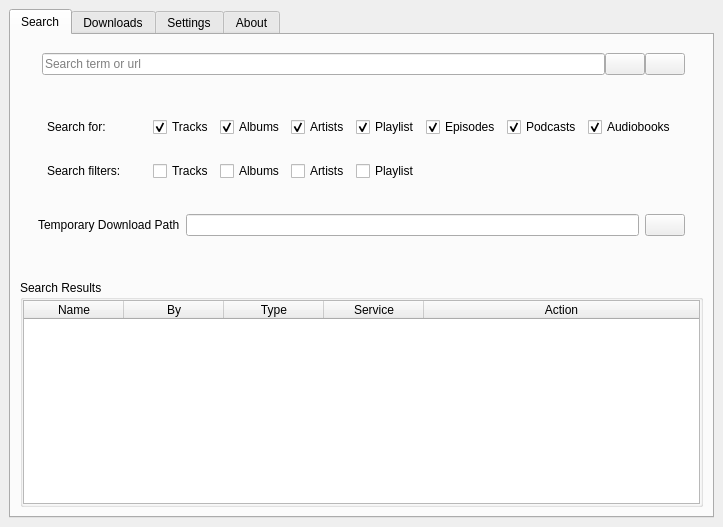
Qt form src/onthespot/qt/qtui/main.ui (justin025/onthespot) before a commit.
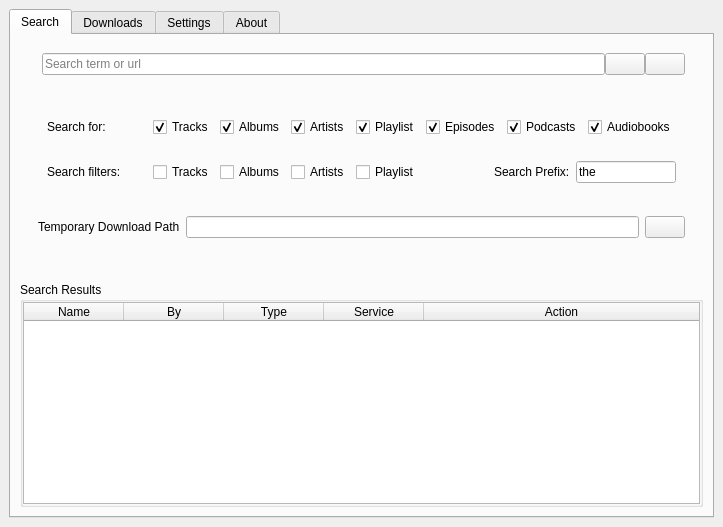
The same form after that commit. The open tabs and pages were chosen to show the change. Icons and pictures are not drawn.

Commit message:
Add search prefix entry to search panel
Added Search Prefix entry to search drop down.
Added tooltip for prefix new text box.

Moved ffmpeg_path initialization to fix error when running from src

The edit to the form file:
```diff
--- a/src/onthespot/qt/qtui/main.ui
+++ b/src/onthespot/qt/qtui/main.ui
@@ -348,6 +348,54 @@
 					</property>
 				   </widget>
 				  </item>
+				  <item>
+			   <spacer name="horizontalSpacer_before_prefix">
+				<property name="orientation">
+				 <enum>Qt::Horizontal</enum>
+				</property>
+				<property name="sizeHint" stdset="0">
+				 <size>
+				  <width>120</width>
+				  <height>20</height>
+				 </size>
+				</property>
+			   </spacer>
+			  </item>
+				  <item>
+				   <widget class="QLabel" name="label_search_prefix">
+				    <property name="toolTip">
+					 <string>Article (prefix) to trim from the search terms for filtering searches&#xa;A trailing space will be added if you do not include one</string>
+					</property>
+					<property name="text">
+					 <string>Search Prefix:</string>
+					</property>
+				   </widget>
+				  </item>
+				  <item>
+				   <widget class="QLineEdit" name="search_prefix">
+				    <property name="toolTip">
+					 <string>Article (prefix) to trim from the search terms for filtering searches&#xa;A trailing space will be added if you do not include one</string>
+					</property>
+					<property name="minimumSize">
+					 <size>
+					  <width>100</width>
+					  <height>0</height>
+					 </size>
+					</property>
+					<property name="maximumSize">
+					 <size>
+					  <width>150</width>
+					  <height>16777215</height>
+					 </size>
+					</property>
+					<property name="text">
+					 <string>the </string>
+					</property>
+					<property name="placeholderText">
+					 <string>the </string>
+					</property>
+				   </widget>
+				  </item>
 				  <item>
 				   <spacer name="horizontalSpacer_search_filters">
 					<property name="orientation">
```
The commit also changes 5 other files.
